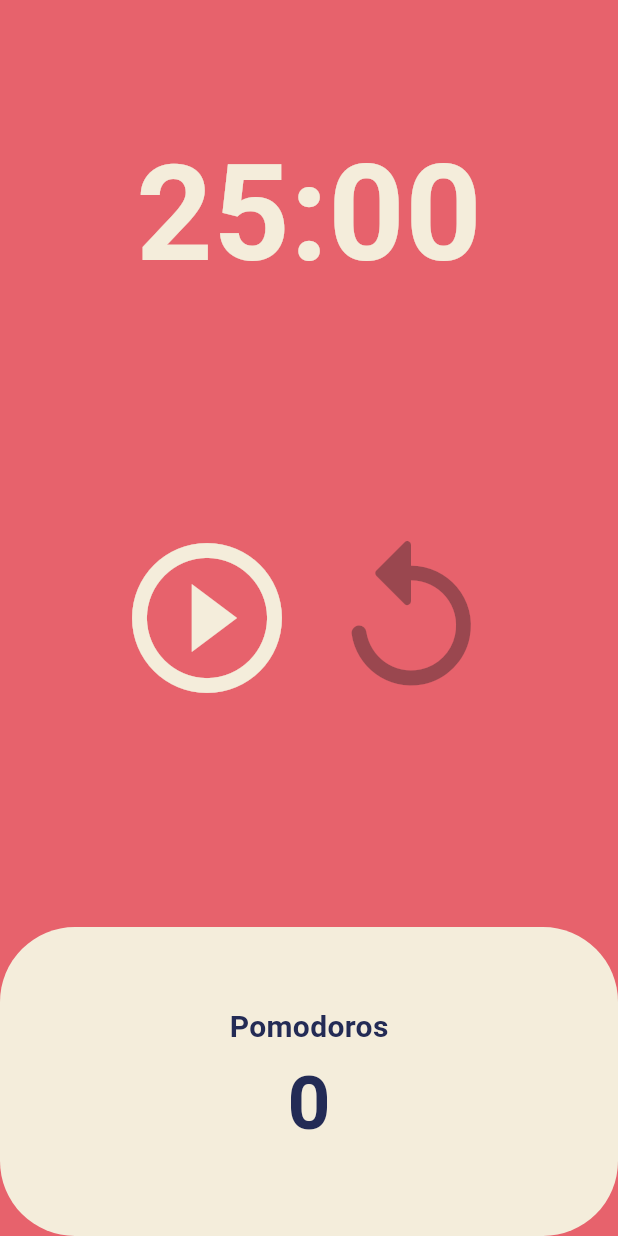
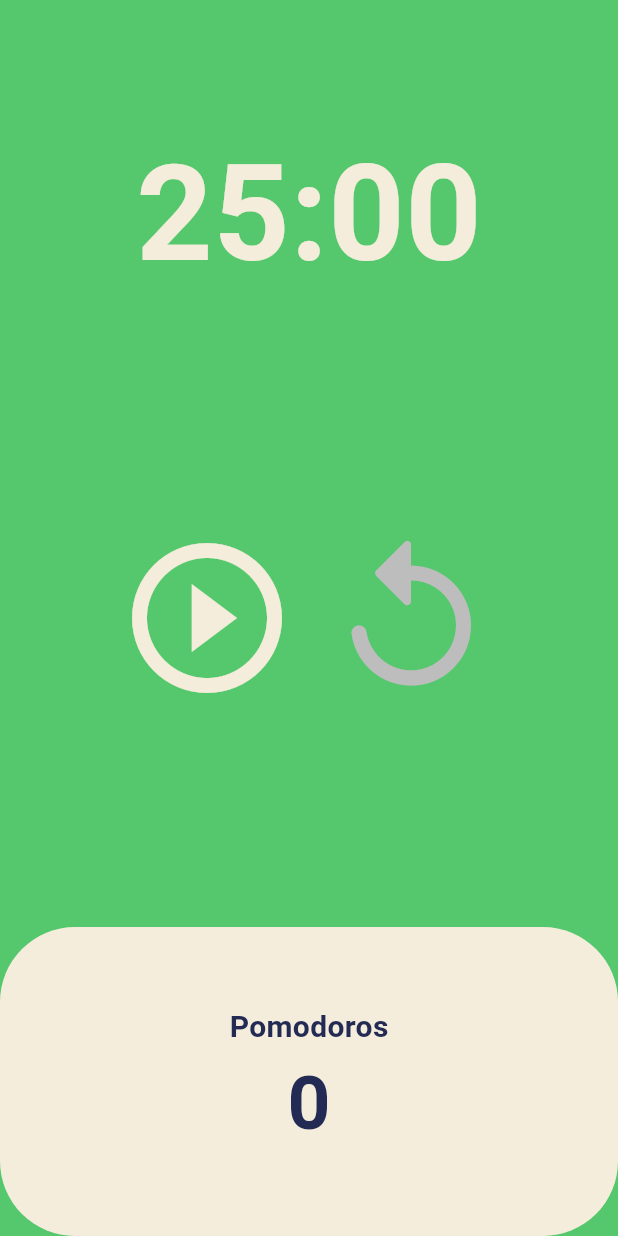
Before and after one commit to nuson999/toonflix, a Flutter app: the screen it shows after launch, on a phone screen of 412 x 824 dp. Run offline on Flutter 3.47's test engine with Material 3 defaults, Android fonts, the phone set to English and light mode, and no system bars.

Commit message:
feat: update home screen background color and button states

```diff
--- a/lib/screens/home_screen.dart
+++ b/lib/screens/home_screen.dart
@@ -11,6 +11,7 @@ class HomeScreen extends StatefulWidget {
 
 class _HomeScreenState extends State<HomeScreen> {
   static const twentyFiveMinutes = 1500;
+  static const greenBackground = Color.fromARGB(255, 85, 199, 109);
   int totalSeconds = twentyFiveMinutes;
   bool isRunning = false;
   int totalPomodoros = 0;
@@ -63,7 +64,9 @@ class _HomeScreenState extends State<HomeScreen> {
   @override
   Widget build(BuildContext context) {
     return Scaffold(
-      backgroundColor: Theme.of(context).scaffoldBackgroundColor,
+      backgroundColor: isRunning
+          ? Theme.of(context).scaffoldBackgroundColor
+          : greenBackground,
       body: Column(
         children: [
           Flexible(
@@ -96,8 +99,10 @@ class _HomeScreenState extends State<HomeScreen> {
                   ),
                   IconButton(
                     iconSize: 120,
-                    color: Theme.of(context).cardColor,
-                    onPressed: isRunning ? onRestartPressed : null,
+                    color: totalSeconds != twentyFiveMinutes
+                        ? Theme.of(context).cardColor
+                        : Colors.grey[400],
+                    onPressed: onRestartPressed,
                     icon: const Icon(Icons.replay_rounded),
                   ),
                 ],
```
